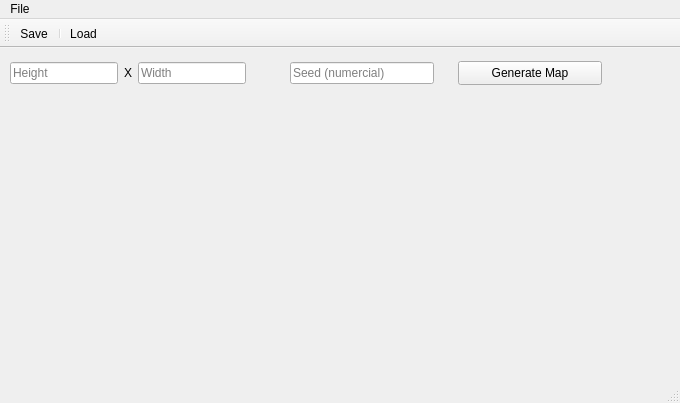
First picture: the form in mapgenerator.ui, repository KacperVonPrecel/2D-tile-map-generator, before the edit.
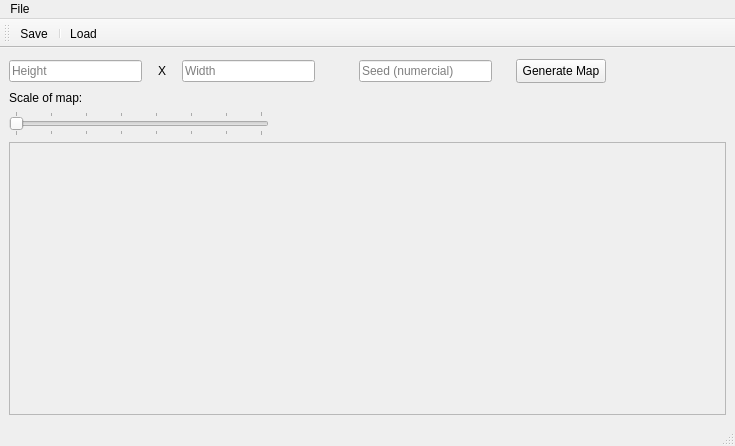
Second picture: the form after the edit.

Commit message: Polished "Generate Map" button, added abilty to scale up the maps and allowed to use default values for the map generation

What changed in the file:
```diff
--- a/mapgenerator.ui
+++ b/mapgenerator.ui
@@ -6,8 +6,8 @@
    <rect>
     <x>0</x>
     <y>0</y>
-    <width>680</width>
-    <height>403</height>
+    <width>735</width>
+    <height>446</height>
    </rect>
   </property>
   <property name="sizePolicy">
@@ -18,8 +18,8 @@
   </property>
   <property name="minimumSize">
    <size>
-    <width>630</width>
-    <height>300</height>
+    <width>668</width>
+    <height>400</height>
    </size>
   </property>
   <property name="windowTitle">
@@ -29,43 +29,10 @@
    <string notr="true"/>
   </property>
   <widget class="QWidget" name="centralwidget">
-   <widget class="QLabel" name="map_box">
-    <property name="enabled">
-     <bool>true</bool>
-    </property>
-    <property name="geometry">
-     <rect>
-      <x>10</x>
-      <y>46</y>
-      <width>592</width>
-      <height>281</height>
-     </rect>
-    </property>
-    <property name="sizePolicy">
-     <sizepolicy hsizetype="MinimumExpanding" vsizetype="MinimumExpanding">
-      <horstretch>0</horstretch>
-      <verstretch>0</verstretch>
-     </sizepolicy>
-    </property>
-    <property name="text">
-     <string/>
-    </property>
-    <property name="scaledContents">
-     <bool>true</bool>
-    </property>
-    <property name="alignment">
-     <set>Qt::AlignCenter</set>
-    </property>
-   </widget>
-   <widget class="QWidget" name="">
-    <property name="geometry">
-     <rect>
-      <x>10</x>
-      <y>10</y>
-      <width>592</width>
-      <height>30</height>
-     </rect>
-    </property>
+   <layout class="QVBoxLayout" name="verticalLayout_2">
+    <item>
+     <layout class="QVBoxLayout" name="verticalLayout">
+      <item>
     <layout class="QHBoxLayout" name="horizontalLayout_2">
      <item>
       <layout class="QHBoxLayout" name="horizontalLayout">
@@ -78,11 +45,17 @@
           <bool>true</bool>
          </property>
          <property name="sizePolicy">
-          <sizepolicy hsizetype="Minimum" vsizetype="Fixed">
+             <sizepolicy hsizetype="Fixed" vsizetype="Fixed">
            <horstretch>0</horstretch>
            <verstretch>0</verstretch>
           </sizepolicy>
          </property>
+            <property name="minimumSize">
+             <size>
+              <width>133</width>
+              <height>22</height>
+             </size>
+            </property>
          <property name="text">
           <string/>
          </property>
@@ -94,6 +67,22 @@
          </property>
         </widget>
        </item>
+          <item>
+           <spacer name="horizontalSpacer_4">
+            <property name="orientation">
+             <enum>Qt::Horizontal</enum>
+            </property>
+            <property name="sizeType">
+             <enum>QSizePolicy::Fixed</enum>
+            </property>
+            <property name="sizeHint" stdset="0">
+             <size>
+              <width>10</width>
+              <height>20</height>
+             </size>
+            </property>
+           </spacer>
+          </item>
        <item>
         <widget class="QLabel" name="label">
          <property name="sizePolicy">
@@ -102,6 +91,12 @@
            <verstretch>0</verstretch>
           </sizepolicy>
          </property>
+            <property name="minimumSize">
+             <size>
+              <width>7</width>
+              <height>16</height>
+             </size>
+            </property>
          <property name="text">
           <string>X</string>
          </property>
@@ -110,14 +105,36 @@
          </property>
         </widget>
        </item>
+          <item>
+           <spacer name="horizontalSpacer_5">
+            <property name="orientation">
+             <enum>Qt::Horizontal</enum>
+            </property>
+            <property name="sizeType">
+             <enum>QSizePolicy::Fixed</enum>
+            </property>
+            <property name="sizeHint" stdset="0">
+             <size>
+              <width>10</width>
+              <height>20</height>
+             </size>
+            </property>
+           </spacer>
+          </item>
        <item>
         <widget class="QLineEdit" name="width_box">
          <property name="sizePolicy">
-          <sizepolicy hsizetype="Minimum" vsizetype="Fixed">
+             <sizepolicy hsizetype="Fixed" vsizetype="Fixed">
            <horstretch>0</horstretch>
            <verstretch>0</verstretch>
           </sizepolicy>
          </property>
+            <property name="minimumSize">
+             <size>
+              <width>133</width>
+              <height>22</height>
+             </size>
+            </property>
          <property name="alignment">
           <set>Qt::AlignLeading|Qt::AlignLeft|Qt::AlignVCenter</set>
          </property>
@@ -147,11 +164,17 @@
      <item>
       <widget class="QLineEdit" name="seed_box">
        <property name="sizePolicy">
-        <sizepolicy hsizetype="Minimum" vsizetype="Fixed">
+           <sizepolicy hsizetype="Fixed" vsizetype="Fixed">
          <horstretch>0</horstretch>
          <verstretch>0</verstretch>
         </sizepolicy>
        </property>
+          <property name="minimumSize">
+           <size>
+            <width>133</width>
+            <height>22</height>
+           </size>
+          </property>
        <property name="placeholderText">
         <string>Seed (numercial)</string>
        </property>
@@ -175,6 +198,12 @@
      </item>
      <item>
       <widget class="QPushButton" name="generate_map_button">
+          <property name="sizePolicy">
+           <sizepolicy hsizetype="Fixed" vsizetype="Fixed">
+            <horstretch>0</horstretch>
+            <verstretch>0</verstretch>
+           </sizepolicy>
+          </property>
        <property name="minimumSize">
         <size>
          <width>90</width>
@@ -186,15 +215,134 @@
        </property>
       </widget>
      </item>
-    </layout>
-   </widget>
+        <item>
+         <spacer name="horizontalSpacer_3">
+          <property name="orientation">
+           <enum>Qt::Horizontal</enum>
+          </property>
+          <property name="sizeType">
+           <enum>QSizePolicy::Expanding</enum>
+          </property>
+          <property name="sizeHint" stdset="0">
+           <size>
+            <width>40</width>
+            <height>20</height>
+           </size>
+          </property>
+         </spacer>
+        </item>
+       </layout>
+      </item>
+      <item>
+       <widget class="QLabel" name="label_2">
+        <property name="text">
+         <string>Scale of map:</string>
+        </property>
+        <property name="alignment">
+         <set>Qt::AlignBottom|Qt::AlignLeading|Qt::AlignLeft</set>
+        </property>
+       </widget>
+      </item>
+      <item>
+       <widget class="QSlider" name="scaleslider">
+        <property name="sizePolicy">
+         <sizepolicy hsizetype="Fixed" vsizetype="Fixed">
+          <horstretch>0</horstretch>
+          <verstretch>0</verstretch>
+         </sizepolicy>
+        </property>
+        <property name="minimumSize">
+         <size>
+          <width>260</width>
+          <height>22</height>
+         </size>
+        </property>
+        <property name="minimum">
+         <number>1</number>
+        </property>
+        <property name="maximum">
+         <number>8</number>
+        </property>
+        <property name="singleStep">
+         <number>1</number>
+        </property>
+        <property name="pageStep">
+         <number>1</number>
+        </property>
+        <property name="value">
+         <number>1</number>
+        </property>
+        <property name="sliderPosition">
+         <number>1</number>
+        </property>
+        <property name="orientation">
+         <enum>Qt::Horizontal</enum>
+        </property>
+        <property name="tickPosition">
+         <enum>QSlider::TicksBothSides</enum>
+        </property>
+        <property name="tickInterval">
+         <number>1</number>
+        </property>
+       </widget>
+      </item>
+      <item>
+       <widget class="QScrollArea" name="mapscrollarea">
+        <property name="sizePolicy">
+         <sizepolicy hsizetype="MinimumExpanding" vsizetype="MinimumExpanding">
+          <horstretch>0</horstretch>
+          <verstretch>0</verstretch>
+         </sizepolicy>
+        </property>
+        <property name="widgetResizable">
+         <bool>true</bool>
+        </property>
+        <widget class="QWidget" name="scrollAreaWidgetContents">
+         <property name="geometry">
+          <rect>
+           <x>0</x>
+           <y>0</y>
+           <width>713</width>
+           <height>259</height>
+          </rect>
+         </property>
+         <layout class="QHBoxLayout" name="horizontalLayout_3">
+          <item>
+           <widget class="QLabel" name="map_box">
+            <property name="enabled">
+             <bool>true</bool>
+            </property>
+            <property name="sizePolicy">
+             <sizepolicy hsizetype="Minimum" vsizetype="Minimum">
+              <horstretch>0</horstretch>
+              <verstretch>0</verstretch>
+             </sizepolicy>
+            </property>
+            <property name="text">
+             <string/>
+            </property>
+            <property name="scaledContents">
+             <bool>false</bool>
+            </property>
+            <property name="alignment">
+             <set>Qt::AlignCenter</set>
+            </property>
+           </widget>
+          </item>
+         </layout>
+        </widget>
+       </widget>
+      </item>
+     </layout>
+    </item>
+   </layout>
   </widget>
   <widget class="QMenuBar" name="menubar">
    <property name="geometry">
     <rect>
      <x>0</x>
      <y>0</y>
-     <width>680</width>
+     <width>735</width>
      <height>22</height>
     </rect>
    </property>
```
Lines whose indentation alone changed are shown as unchanged. The commit also changes 2 other files.
